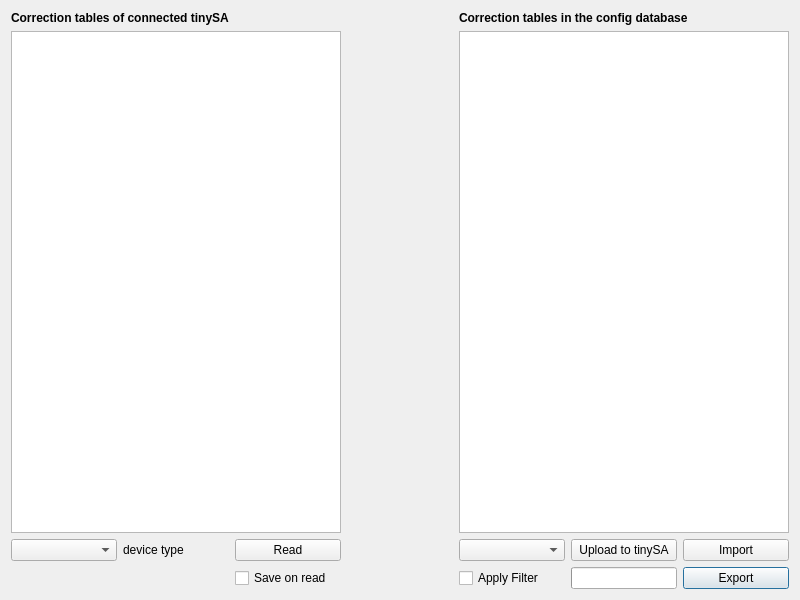
First picture: the form in src/offset.ui, repository g4ixt/QtTinySA, before the edit.
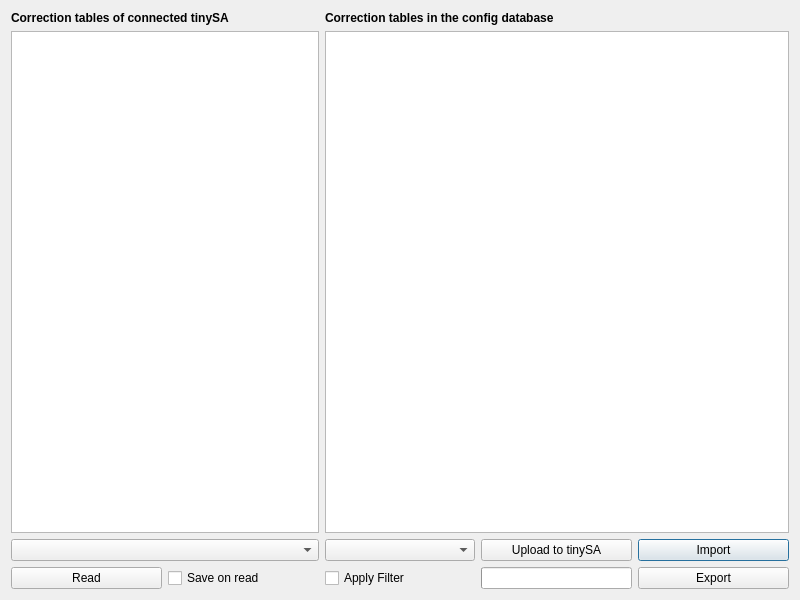
Second picture: the form after the edit.

What changed in the file:
```diff
--- a/src/offset.ui
+++ b/src/offset.ui
@@ -16,68 +16,7 @@
   <layout class="QGridLayout" name="gridLayout_2">
    <item row="0" column="0">
     <layout class="QGridLayout" name="gridLayout">
-     <item row="3" column="2">
-      <widget class="QCheckBox" name="save_box">
-       <property name="sizePolicy">
-        <sizepolicy hsizetype="Preferred" vsizetype="Fixed">
-         <horstretch>0</horstretch>
-         <verstretch>0</verstretch>
-        </sizepolicy>
-       </property>
-       <property name="toolTip">
-        <string>Save tables to config database</string>
-       </property>
-       <property name="text">
-        <string>Save on read</string>
-       </property>
-      </widget>
-     </item>
-     <item row="3" column="6">
-      <widget class="QPushButton" name="export_button">
-       <property name="sizePolicy">
-        <sizepolicy hsizetype="Preferred" vsizetype="Fixed">
-         <horstretch>0</horstretch>
-         <verstretch>0</verstretch>
-        </sizepolicy>
-       </property>
-       <property name="text">
-        <string>Export</string>
-       </property>
-      </widget>
-     </item>
-     <item row="3" column="4">
-      <widget class="QCheckBox" name="filter_box">
-       <property name="sizePolicy">
-        <sizepolicy hsizetype="Preferred" vsizetype="Fixed">
-         <horstretch>0</horstretch>
-         <verstretch>0</verstretch>
-        </sizepolicy>
-       </property>
-       <property name="toolTip">
-        <string>Filter by correction mode</string>
-       </property>
-       <property name="text">
-        <string>Apply Filter</string>
-       </property>
-       <property name="checked">
-        <bool>false</bool>
-       </property>
-      </widget>
-     </item>
-     <item row="0" column="0" colspan="4">
-      <widget class="QLabel" name="label">
-       <property name="font">
-        <font>
-         <pointsize>9</pointsize>
-         <bold>true</bold>
-        </font>
-       </property>
-       <property name="text">
-        <string>Correction tables of connected tinySA </string>
-       </property>
-      </widget>
-     </item>
-     <item row="2" column="6">
+     <item row="2" column="5">
       <widget class="QPushButton" name="import_button">
        <property name="sizePolicy">
         <sizepolicy hsizetype="Preferred" vsizetype="Fixed">
@@ -90,49 +29,7 @@
        </property>
       </widget>
      </item>
-     <item row="0" column="4" colspan="3">
-      <widget class="QLabel" name="label_2">
-       <property name="font">
-        <font>
-         <pointsize>9</pointsize>
-         <bold>true</bold>
-        </font>
-       </property>
-       <property name="text">
-        <string>Correction tables in the config database</string>
-       </property>
-      </widget>
-     </item>
-     <item row="2" column="2">
-      <widget class="QPushButton" name="read_button">
-       <property name="sizePolicy">
-        <sizepolicy hsizetype="Preferred" vsizetype="Fixed">
-         <horstretch>0</horstretch>
-         <verstretch>0</verstretch>
-        </sizepolicy>
-       </property>
-       <property name="toolTip">
-        <string>Read tables from tinySA</string>
-       </property>
-       <property name="text">
-        <string>Read</string>
-       </property>
-      </widget>
-     </item>
-     <item row="2" column="1">
-      <widget class="QLabel" name="dev_type">
-       <property name="sizePolicy">
-        <sizepolicy hsizetype="Preferred" vsizetype="Preferred">
-         <horstretch>0</horstretch>
-         <verstretch>0</verstretch>
-        </sizepolicy>
-       </property>
-       <property name="text">
-        <string>device type</string>
-       </property>
-      </widget>
-     </item>
-     <item row="2" column="5">
+     <item row="2" column="4">
       <widget class="QPushButton" name="upload_button">
        <property name="sizePolicy">
         <sizepolicy hsizetype="Preferred" vsizetype="Fixed">
@@ -145,30 +42,7 @@
        </property>
       </widget>
      </item>
-     <item row="1" column="4" colspan="3">
-      <widget class="QTableView" name="c_table">
-       <property name="sizePolicy">
-        <sizepolicy hsizetype="Preferred" vsizetype="Expanding">
-         <horstretch>0</horstretch>
-         <verstretch>0</verstretch>
-        </sizepolicy>
-       </property>
-      </widget>
-     </item>
-     <item row="2" column="4">
-      <widget class="QComboBox" name="correction_mode">
-       <property name="sizePolicy">
-        <sizepolicy hsizetype="Preferred" vsizetype="Fixed">
-         <horstretch>0</horstretch>
-         <verstretch>0</verstretch>
-        </sizepolicy>
-       </property>
-       <property name="toolTip">
-        <string>Correction mode</string>
-       </property>
-      </widget>
-     </item>
-     <item row="3" column="5">
+     <item row="3" column="4">
       <widget class="QProgressBar" name="progress">
        <property name="sizePolicy">
         <sizepolicy hsizetype="Preferred" vsizetype="Minimum">
@@ -189,17 +63,36 @@
        </property>
       </widget>
      </item>
-     <item row="2" column="0">
-      <widget class="QComboBox" name="port">
+     <item row="3" column="1">
+      <widget class="QCheckBox" name="save_box">
        <property name="sizePolicy">
         <sizepolicy hsizetype="Preferred" vsizetype="Fixed">
          <horstretch>0</horstretch>
          <verstretch>0</verstretch>
         </sizepolicy>
        </property>
+       <property name="toolTip">
+        <string>Save tables to config database</string>
+       </property>
+       <property name="text">
+        <string>Save on read</string>
+       </property>
       </widget>
      </item>
-     <item row="1" column="0" colspan="3">
+     <item row="0" column="3" colspan="3">
+      <widget class="QLabel" name="label_2">
+       <property name="font">
+        <font>
+         <pointsize>9</pointsize>
+         <bold>true</bold>
+        </font>
+       </property>
+       <property name="text">
+        <string>Correction tables in the config database</string>
+       </property>
+      </widget>
+     </item>
+     <item row="1" column="0" colspan="2">
       <widget class="QTableWidget" name="tsa_table">
        <property name="enabled">
         <bool>true</bool>
@@ -212,6 +105,106 @@
        </property>
        <property name="editTriggers">
         <set>QAbstractItemView::EditTrigger::NoEditTriggers</set>
+       </property>
+       <property name="sortingEnabled">
+        <bool>true</bool>
+       </property>
+      </widget>
+     </item>
+     <item row="2" column="3">
+      <widget class="QComboBox" name="correction_mode">
+       <property name="sizePolicy">
+        <sizepolicy hsizetype="Preferred" vsizetype="Fixed">
+         <horstretch>0</horstretch>
+         <verstretch>0</verstretch>
+        </sizepolicy>
+       </property>
+       <property name="toolTip">
+        <string>Correction mode</string>
+       </property>
+      </widget>
+     </item>
+     <item row="1" column="3" colspan="3">
+      <widget class="QTableView" name="c_table">
+       <property name="sizePolicy">
+        <sizepolicy hsizetype="Preferred" vsizetype="Expanding">
+         <horstretch>0</horstretch>
+         <verstretch>0</verstretch>
+        </sizepolicy>
+       </property>
+       <property name="sortingEnabled">
+        <bool>true</bool>
+       </property>
+      </widget>
+     </item>
+     <item row="3" column="3">
+      <widget class="QCheckBox" name="filter_box">
+       <property name="sizePolicy">
+        <sizepolicy hsizetype="Preferred" vsizetype="Fixed">
+         <horstretch>0</horstretch>
+         <verstretch>0</verstretch>
+        </sizepolicy>
+       </property>
+       <property name="toolTip">
+        <string>Filter by correction mode</string>
+       </property>
+       <property name="text">
+        <string>Apply Filter</string>
+       </property>
+       <property name="checked">
+        <bool>false</bool>
+       </property>
+      </widget>
+     </item>
+     <item row="3" column="5">
+      <widget class="QPushButton" name="export_button">
+       <property name="sizePolicy">
+        <sizepolicy hsizetype="Preferred" vsizetype="Fixed">
+         <horstretch>0</horstretch>
+         <verstretch>0</verstretch>
+        </sizepolicy>
+       </property>
+       <property name="text">
+        <string>Export</string>
+       </property>
+      </widget>
+     </item>
+     <item row="3" column="0">
+      <widget class="QPushButton" name="read_button">
+       <property name="sizePolicy">
+        <sizepolicy hsizetype="Preferred" vsizetype="Fixed">
+         <horstretch>0</horstretch>
+         <verstretch>0</verstretch>
+        </sizepolicy>
+       </property>
+       <property name="toolTip">
+        <string>Read tables from tinySA</string>
+       </property>
+       <property name="text">
+        <string>Read</string>
+       </property>
+      </widget>
+     </item>
+     <item row="2" column="0" colspan="2">
+      <widget class="QComboBox" name="device">
+       <property name="sizePolicy">
+        <sizepolicy hsizetype="Preferred" vsizetype="Fixed">
+         <horstretch>0</horstretch>
+         <verstretch>0</verstretch>
+        </sizepolicy>
+       </property>
+      </widget>
+     </item>
+     <item row="0" column="0" colspan="2">
+      <widget class="QLabel" name="label">
+       <property name="font">
+        <font>
+         <pointsize>9</pointsize>
+         <bold>true</bold>
+        </font>
+       </property>
+       <property name="text">
+        <string>Correction tables of connected tinySA </string>
        </property>
       </widget>
      </item>
```
